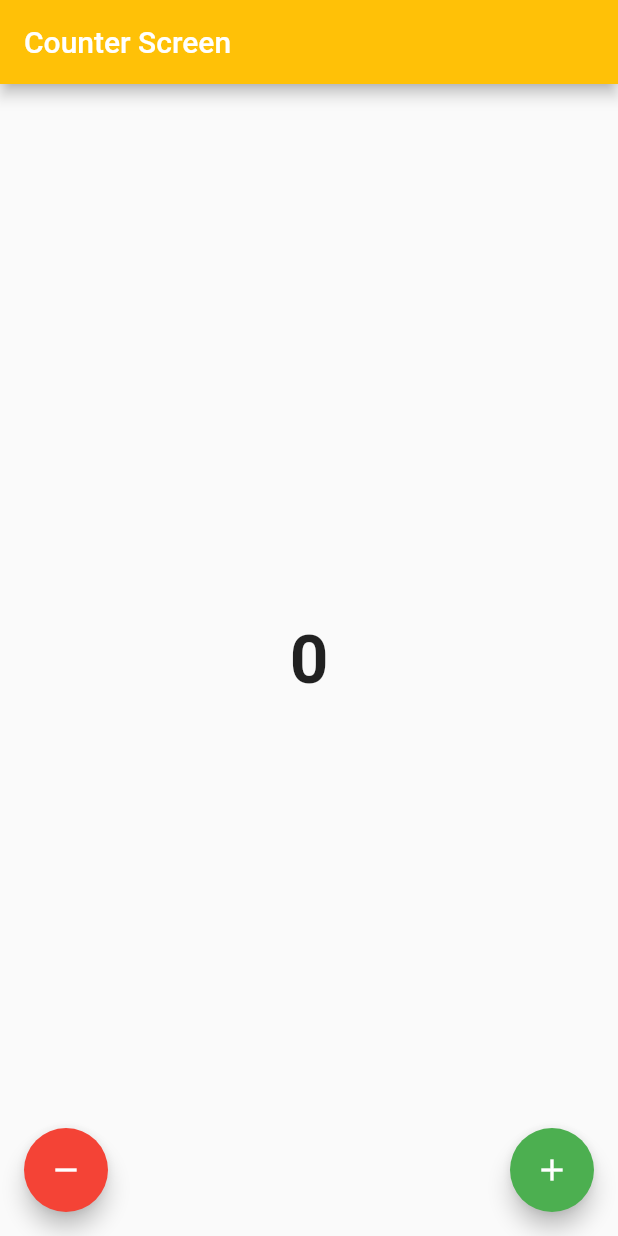
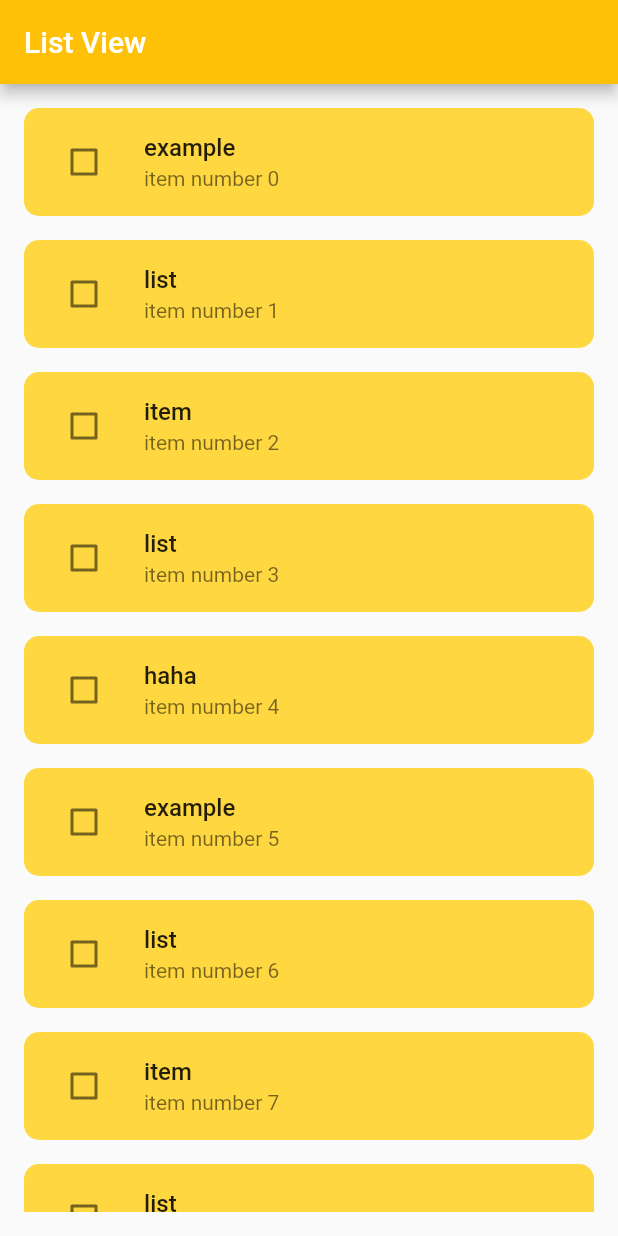
Before and after one commit to sipamungkas/flutter-basic, a Flutter app: the screen it shows after launch, on a phone screen of 412 x 824 dp. Run offline on Flutter 3.47's test engine with Material 2 defaults, Android fonts, the phone set to English and light mode, and no system bars.

Commit message:
feat: add ListView screen

```diff
--- a/lib/main.dart
+++ b/lib/main.dart
@@ -1,4 +1,5 @@
 import 'package:basic/presentation/counter/counter_screen.dart';
+import 'package:basic/presentation/list/list_screen.dart';
 import 'package:basic/presentation/widget_examples/widget_examples_screen.dart';
 import 'package:flutter/material.dart';
 
@@ -66,7 +67,7 @@ class MyApp extends StatelessWidget {
       // home: WidgetExamplesScreen(
       //   questionList: questionList,
       // )
-      home: const CounterScreen(),
+      home: const ListScreen(),
     );
   }
 }
--- /dev/null
+++ b/lib/presentation/list/list_screen.dart
@@ -0,0 +1,46 @@
+import 'package:basic/presentation/list/widgets/list_item.dart';
+import 'package:flutter/material.dart';
+
+class ListScreen extends StatelessWidget {
+  const ListScreen({super.key});
+
+  @override
+  Widget build(BuildContext context) {
+    List<String> exampleList = [
+      'example',
+      'list',
+      'item',
+      'list',
+      'haha',
+      'example',
+      'list',
+      'item',
+      'list',
+      'haha',
+      'example',
+      'list',
+      'item',
+      'list',
+      'haha'
+    ];
+    return Scaffold(
+        appBar: AppBar(
+          title: const Text('List View'),
+        ),
+        body: Padding(
+          padding: const EdgeInsets.all(16),
+          child: ListView.separated(
+              itemCount: exampleList.length,
+              separatorBuilder: (context, index) => const Divider(
+                    height: 16,
+                    color: Colors.transparent,
+                  ),
+              itemBuilder: (context, index) {
+                return ListItem(
+                  title: exampleList[index],
+                  index: index,
+                );
+              }),
+        ));
+  }
+}
--- /dev/null
+++ b/lib/presentation/list/widgets/list_item.dart
@@ -0,0 +1,48 @@
+import 'package:flutter/material.dart';
+
+class ListItem extends StatefulWidget {
+  final String title;
+  final int index;
+  const ListItem({super.key, required this.title, required this.index});
+
+  @override
+  State<ListItem> createState() => _ListItemState();
+}
+
+class _ListItemState extends State<ListItem> {
+  bool _isSelected = false;
+
+  @override
+  Widget build(BuildContext context) {
+    return Container(
+      decoration: BoxDecoration(
+          borderRadius: BorderRadius.circular(10), color: Colors.amberAccent),
+      child: ListTile(
+        title: Text(
+          widget.title,
+          style: TextStyle(
+              fontWeight: FontWeight.w500,
+              fontSize: 16,
+              decoration: _isSelected
+                  ? TextDecoration.lineThrough
+                  : TextDecoration.none),
+        ),
+        subtitle: Text(
+          'item number ${widget.index}',
+          style: TextStyle(
+              decoration: _isSelected
+                  ? TextDecoration.lineThrough
+                  : TextDecoration.none),
+        ),
+        leading: Checkbox(
+            value: _isSelected,
+            onChanged: (value) {
+              setState(() {
+                _isSelected = value ?? false;
+              });
+            }),
+      ),
+    );
+    ;
+  }
+}
```
